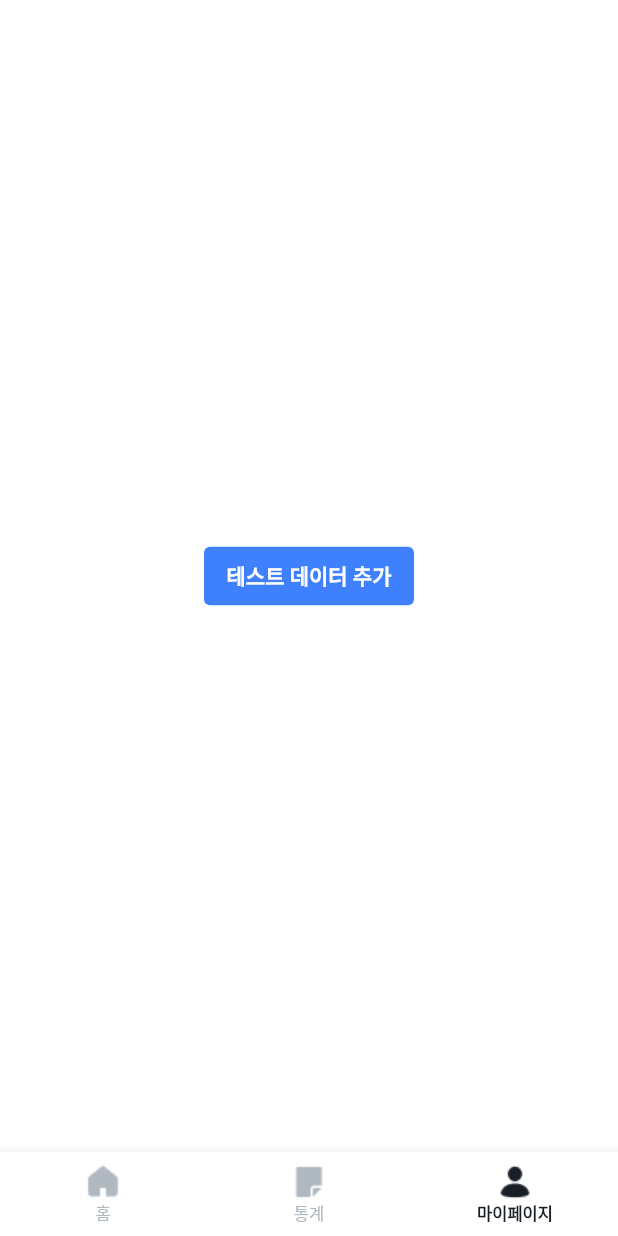
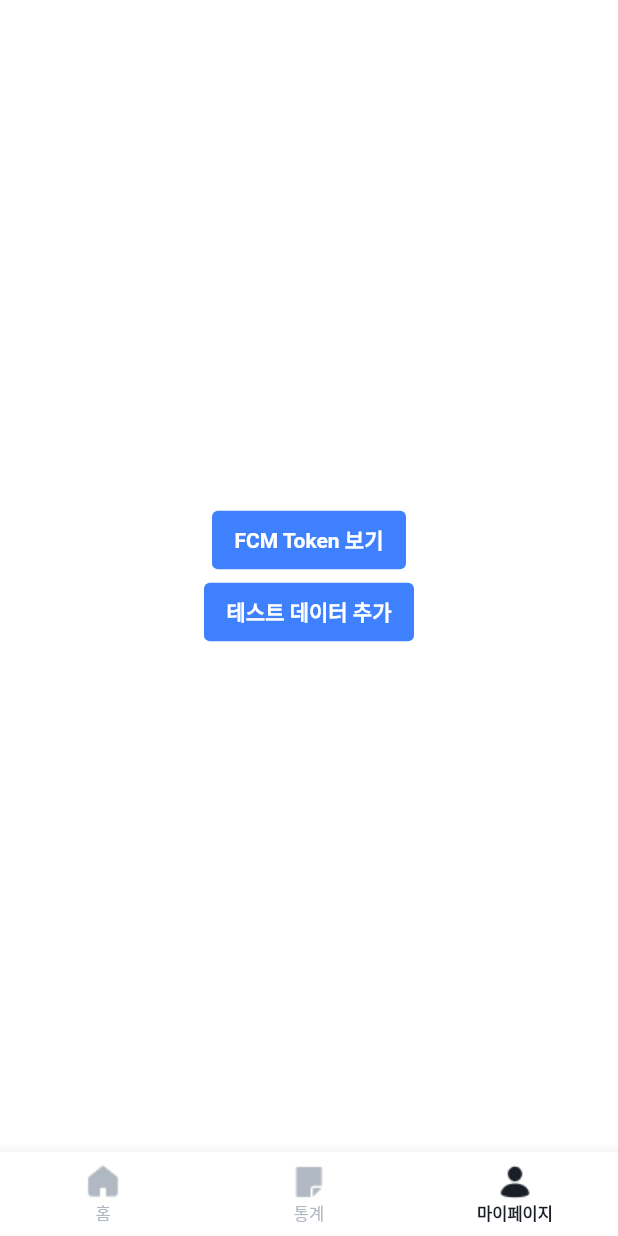
Before and after one commit to depromeet12th/three-days-flutter-archived, a Flutter app: the screen it shows after launch, item 3 of the bottom bar chosen, on a phone screen of 412 x 824 dp. Run offline on Flutter 3.47's test engine with Material 2 defaults, Android fonts, the phone set to English and light mode, and no system bars; our stand-ins replace firebase_core, firebase_messaging, flutter_svg, sqflite; accounts and stored records are empty; Roboto replaces fonts that are missing (Suit).

Commit message:
feat: fcm token 클립보드로 복사

```diff
--- a/lib/ui/mypage_page.dart
+++ b/lib/ui/mypage_page.dart
@@ -1,3 +1,5 @@
+import 'package:firebase_messaging/firebase_messaging.dart';
+import 'package:flutter/services.dart';
 import 'package:flutter/material.dart';
 import 'package:three_days/domain/goal/goal_service.dart';
 
@@ -11,7 +13,20 @@ class MypagePage extends StatelessWidget {
     return SafeArea(
       child: Scaffold(
         body: Center(
-          child: ElevatedButton(
+          child: Column(
+            mainAxisAlignment: MainAxisAlignment.center,
+            children: [
+              ElevatedButton(
+                onPressed: () async {
+                  final fcmToken = await FirebaseMessaging.instance.getToken();
+                  await Clipboard.setData(ClipboardData(text: fcmToken));
+                  ScaffoldMessenger.of(context).showSnackBar(const SnackBar(
+                    content: Text("FCM Token 이 클립보드에 복사되었습니다."),
+                  ));
+                },
+                child: const Text('FCM Token 보기'),
+              ),
+              ElevatedButton(
                 onPressed: () async {
                   const String title = '이불 정리하기';
                   await _goalService.createForContinuousDays(title, 2);
@@ -29,6 +44,8 @@ class MypagePage extends StatelessWidget {
                   ));
                 },
                 child: const Text('테스트 데이터 추가'),
+              ),
+            ],
           ),
         ),
         bottomNavigationBar: BottomNavigationBar(
```
Lines whose indentation alone changed are shown as unchanged.
